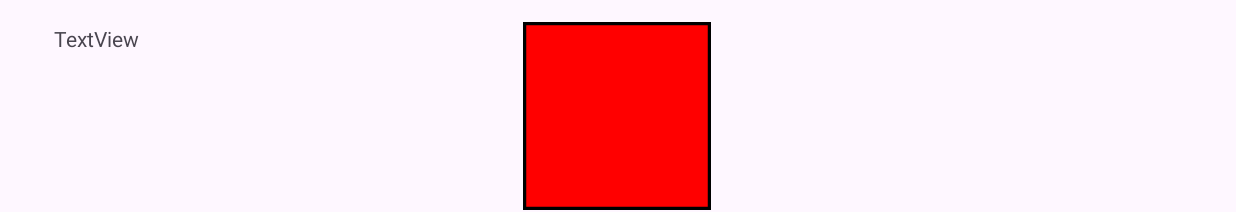
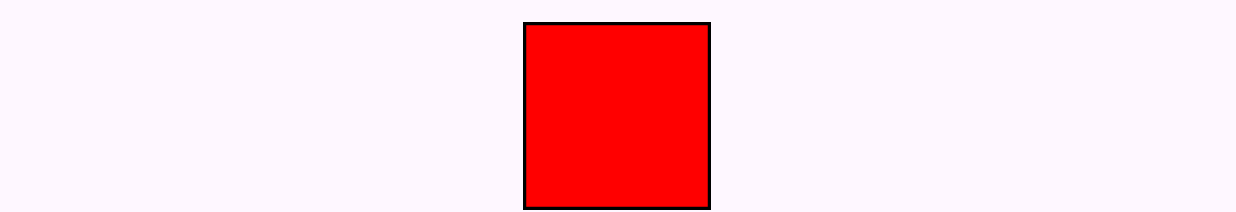
Before and after one commit to S00221754/SequenceAppMADProject, an Android app: the GameActivity screen opened directly, with no data from a screen before it, on a phone screen of 824 x 412 dp (held sideways). Shown: the top 212 px of the screen. Run offline under Robolectric (Android 15) with nearby library versions, the phone set to English and light mode, and no system bars.

Commit message:
Added comments, completed project

```diff
--- a/app/src/main/java/com/example/sequenceapp/GameActivity.java
+++ b/app/src/main/java/com/example/sequenceapp/GameActivity.java
@@ -24,7 +24,7 @@ public class GameActivity extends AppCompatActivity {
     String[] currentSequence;
     int sequenceIndex = 0, sequenceNumber = 4, totalScore = 0;
     Handler handler = new Handler();
-    TextView sequenceList, score;
+    TextView score;
     boolean gameOver = false;
 
 
@@ -38,7 +38,6 @@ public class GameActivity extends AppCompatActivity {
         blue = findViewById(R.id.blueTile);
         green = findViewById(R.id.greenTile);
         yellow = findViewById(R.id.yellowTile);
-        sequenceList = findViewById(R.id.sequence);
         score = findViewById(R.id.Score);
         //initial sequence
         sequence = new RandomSequence();
--- a/app/src/main/res/layout/activity_game.xml
+++ b/app/src/main/res/layout/activity_game.xml
@@ -59,18 +59,6 @@
         app:layout_constraintVertical_bias="0.948" />
 
     <TextView
-        android:id="@+id/sequence"
-        android:layout_width="wrap_content"
-        android:layout_height="wrap_content"
-        android:text="TextView"
-        app:layout_constraintBottom_toBottomOf="parent"
-        app:layout_constraintEnd_toEndOf="parent"
-        app:layout_constraintHorizontal_bias="0.047"
-        app:layout_constraintStart_toStartOf="parent"
-        app:layout_constraintTop_toTopOf="parent"
-        app:layout_constraintVertical_bias="0.04" />
-
-    <TextView
         android:id="@+id/Score"
         android:layout_width="wrap_content"
         android:layout_height="wrap_content"
```
